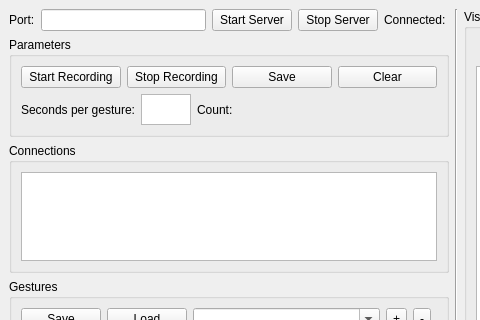
Above: window.ui from radarsat1/cvpca before the change; both pictures show x 0 to 480 and y 0 to 320 of the 912 by 632 pixel window. Below: the same form after it.
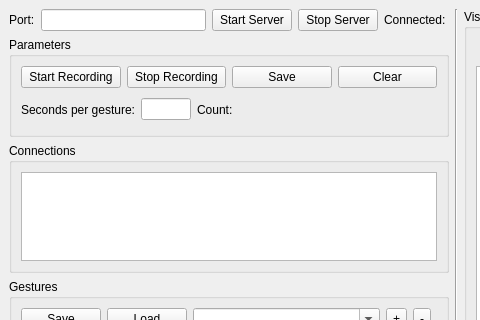
That is the form after the change.

Commit message: Use a QLineEdit rather than QTextEdit for seconds-per-gesture.

```diff
--- a/window.ui
+++ b/window.ui
@@ -127,13 +127,7 @@
             </widget>
            </item>
            <item>
-            <widget class="QTextEdit" name="editSecondsPerGesture">
-             <property name="sizePolicy">
-              <sizepolicy hsizetype="Expanding" vsizetype="Minimum">
-               <horstretch>0</horstretch>
-               <verstretch>0</verstretch>
-              </sizepolicy>
-             </property>
+            <widget class="QLineEdit" name="editSecondsPerGesture">
              <property name="maximumSize">
               <size>
                <width>50</width>
```
